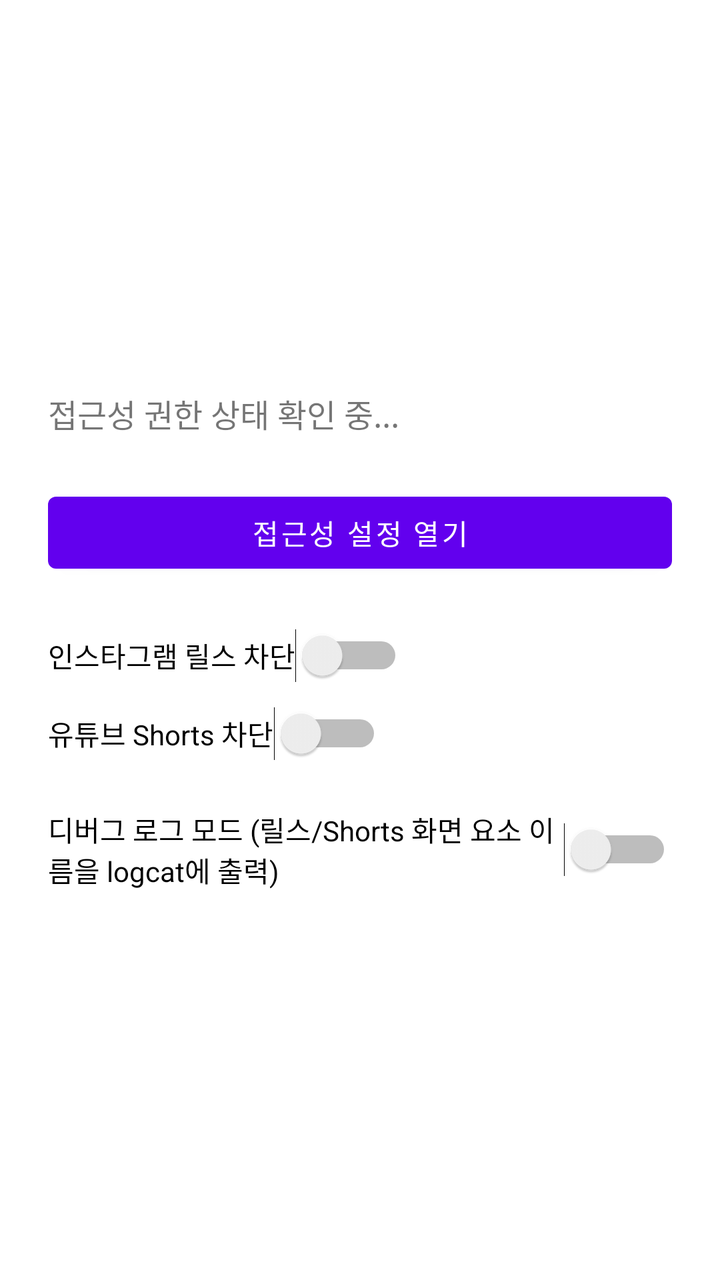
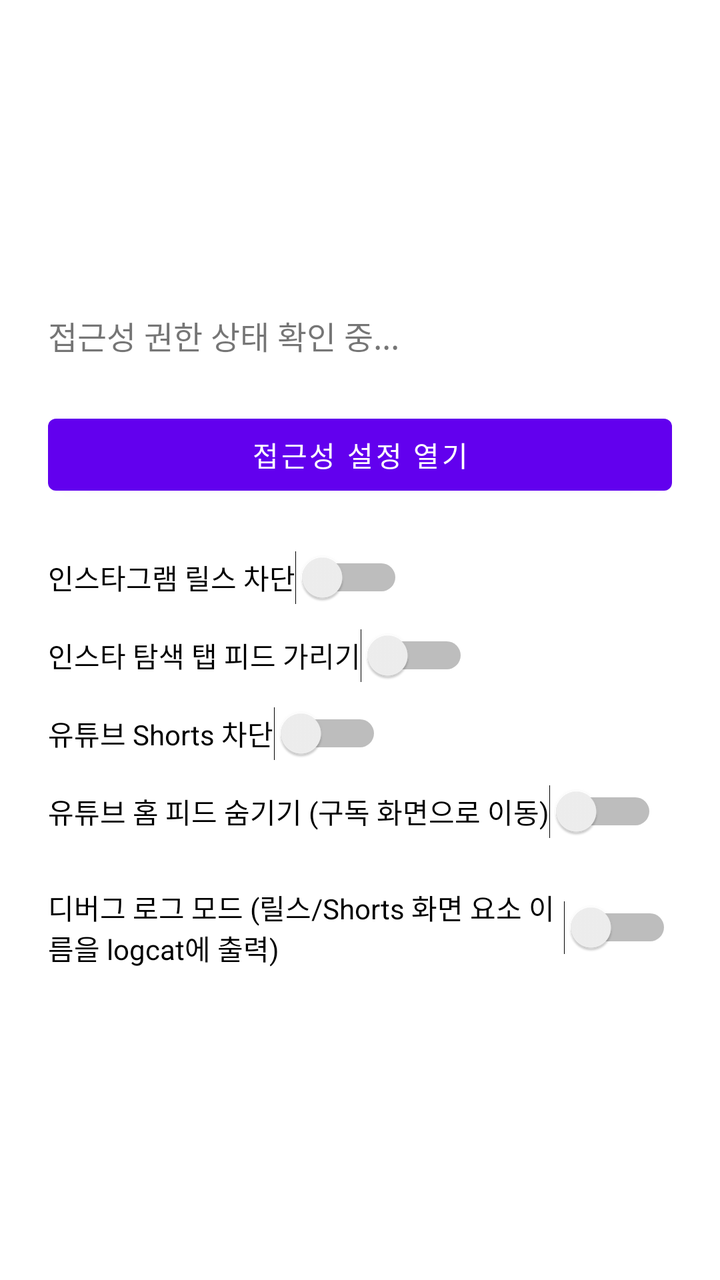

The first picture is an Android layout as it rendered before a commit; the second is the same layout after the commit. The layout source and the unified diff follow.
<!-- AndroidManifest.xml: application theme Theme.ReelBlock -->
<!-- res/layout/activity_main.xml -->
<?xml version="1.0" encoding="utf-8"?>
<LinearLayout xmlns:android="http://schemas.android.com/apk/res/android"
    android:layout_width="match_parent"
    android:layout_height="match_parent"
    android:orientation="vertical"
    android:padding="24dp"
    android:gravity="center_vertical">

    <TextView
        android:id="@+id/statusText"
        android:layout_width="match_parent"
        android:layout_height="wrap_content"
        android:textSize="16sp"
        android:layout_marginBottom="24dp"
        android:text="접근성 권한 상태 확인 중..." />

    <Button
        android:id="@+id/openAccessibilitySettingsButton"
        android:layout_width="match_parent"
        android:layout_height="wrap_content"
        android:text="접근성 설정 열기" />

    <Switch
        android:id="@+id/blockInstagramSwitch"
        android:layout_width="wrap_content"
        android:layout_height="wrap_content"
        android:layout_marginTop="24dp"
        android:text="인스타그램 릴스 차단" />

    <Switch
        android:id="@+id/blockYoutubeSwitch"
        android:layout_width="wrap_content"
        android:layout_height="wrap_content"
        android:layout_marginTop="12dp"
        android:text="유튜브 Shorts 차단" />

    <Switch
        android:id="@+id/debugLogSwitch"
        android:layout_width="wrap_content"
        android:layout_height="wrap_content"
        android:layout_marginTop="24dp"
        android:text="디버그 로그 모드 (릴스/Shorts 화면 요소 이름을 logcat에 출력)" />

</LinearLayout>
<!-- resources referenced by this layout -->
<resources>
  <style name="Theme.ReelBlock" parent="Theme.MaterialComponents.DayNight.NoActionBar" />
</resources>

<!-- the commit's change to res/layout/activity_main.xml (unified diff, before → after) -->
@@ -1,7 +1,12 @@
 <?xml version="1.0" encoding="utf-8"?>
-<LinearLayout xmlns:android="http://schemas.android.com/apk/res/android"
+<ScrollView xmlns:android="http://schemas.android.com/apk/res/android"
     android:layout_width="match_parent"
     android:layout_height="match_parent"
+    android:fillViewport="true">
+
+<LinearLayout
+    android:layout_width="match_parent"
+    android:layout_height="wrap_content"
     android:orientation="vertical"
     android:padding="24dp"
     android:gravity="center_vertical">
@@ -28,11 +33,25 @@
         android:text="인스타그램 릴스 차단" />
 
     <Switch
+        android:id="@+id/igExploreHideSwitch"
+        android:layout_width="wrap_content"
+        android:layout_height="wrap_content"
+        android:layout_marginTop="12dp"
+        android:text="인스타 탐색 탭 피드 가리기" />
+
+    <Switch
         android:id="@+id/blockYoutubeSwitch"
         android:layout_width="wrap_content"
         android:layout_height="wrap_content"
         android:layout_marginTop="12dp"
         android:text="유튜브 Shorts 차단" />
+
+    <Switch
+        android:id="@+id/ytHomeHideSwitch"
+        android:layout_width="wrap_content"
+        android:layout_height="wrap_content"
+        android:layout_marginTop="12dp"
+        android:text="유튜브 홈 피드 숨기기 (구독 화면으로 이동)" />
 
     <Switch
         android:id="@+id/debugLogSwitch"
@@ -42,3 +61,4 @@
         android:text="디버그 로그 모드 (릴스/Shorts 화면 요소 이름을 logcat에 출력)" />
 
 </LinearLayout>
+</ScrollView>
